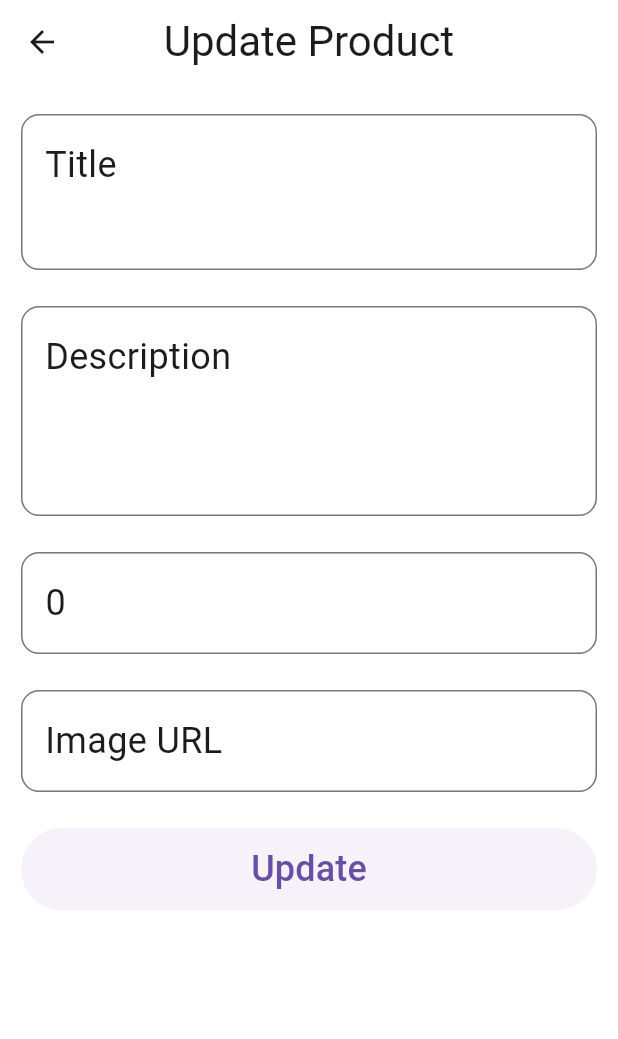
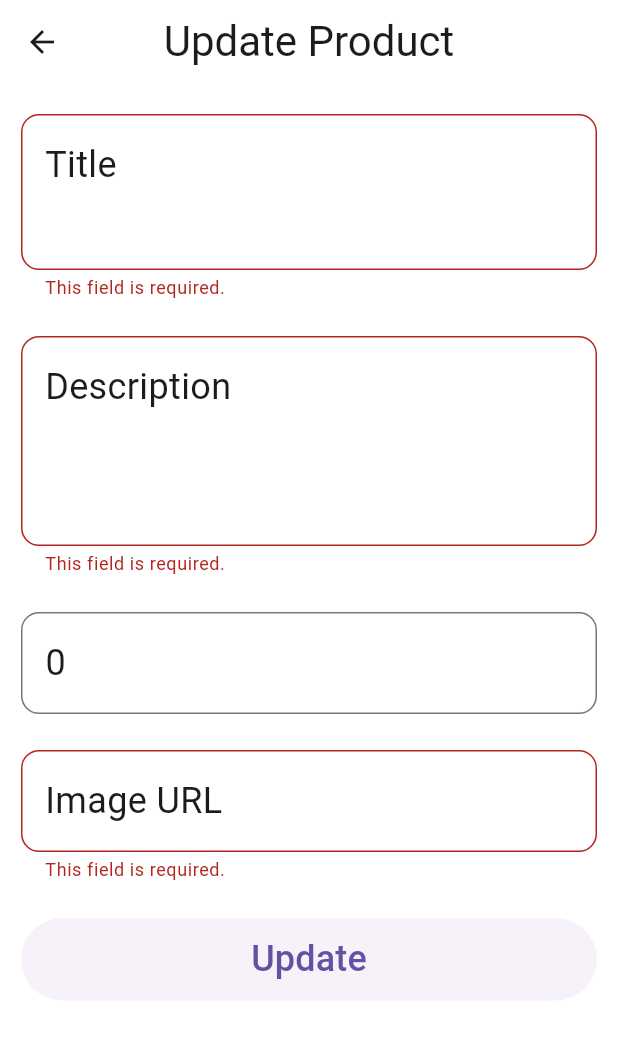
Before and after one commit to AhmedEzz999/simple_store, a Flutter app: the UpdateProductView screen opened directly with empty values, after a tap on "Update", on a phone screen of 412 x 824 dp. Shown: the top 1039 px of the screen. Run offline on Flutter 3.47's test engine with Material 3 defaults, Android fonts, the phone set to English and light mode, and no system bars; our stand-ins replace flutter_bloc; network calls fail.

Commit message:
Add Update Product Cubit

```diff
--- a/lib/cubits/update_product_cubit/update_product_cubit.dart
+++ b/lib/cubits/update_product_cubit/update_product_cubit.dart
@@ -1,7 +1,27 @@
 import 'package:flutter_bloc/flutter_bloc.dart';
+import 'package:simple_store/services/update_product_service.dart';
 
 part 'update_product_state.dart';
 
 class UpdateProductCubit extends Cubit<UpdateProductState> {
   UpdateProductCubit() : super(UpdateProductInitial());
+
+  Future<void> updateProduct({
+    required int id,
+    required String title,
+    required String price,
+    required String desc,
+    required String image,
+    required String category,
+  }) async {
+    await UpdateProductService().updateProduct(
+      id: id,
+      title: title,
+      price: price,
+      desc: desc,
+      image: image,
+      category: category,
+    );
+    emit(UpdateProductSuccess());
+  }
 }
--- a/lib/cubits/update_product_cubit/update_product_state.dart
+++ b/lib/cubits/update_product_cubit/update_product_state.dart
@@ -4,6 +4,4 @@ sealed class UpdateProductState {}
 
 final class UpdateProductInitial extends UpdateProductState {}
 
-final class UpdateProductLoading extends UpdateProductState {}
-
 final class UpdateProductSuccess extends UpdateProductState {}
--- a/lib/models/product_model.dart
+++ b/lib/models/product_model.dart
@@ -1,10 +1,10 @@
 class ProductModel {
   final int id;
-  final String title;
+  String title;
   num price;
-  final String description;
+  String description;
   final String category;
-  final String imageSource;
+  String imageSource;
   num rating;
   int ratingCount;
 
--- a/lib/services/add_product.dart
+++ b/lib/services/add_product_service.dart
@@ -1,7 +1,7 @@
 import 'package:simple_store/helper/api.dart';
 import 'package:simple_store/models/product_model.dart';
 
-class AddProduct {
+class AddProductService {
   final String baseUrl = 'https://fakestoreapi.com/products';
 
   Future<ProductModel> addNewProduct({
--- a/lib/widgets/custom_text_form_fields/description_form_field.dart
+++ b/lib/widgets/custom_text_form_fields/description_form_field.dart
@@ -2,11 +2,23 @@ import 'package:flutter/material.dart';
 
 class DescriptionFormField extends StatelessWidget {
   final String description;
-  const DescriptionFormField({super.key, required this.description});
+  final Function(String?)? onSaved;
+  const DescriptionFormField({
+    super.key,
+    required this.description,
+    required this.onSaved,
+  });
 
   @override
   Widget build(BuildContext context) {
     return TextFormField(
+      validator: (value) {
+        if (value == null || value.isEmpty) {
+          return 'This field is required.';
+        }
+        return null;
+      },
+      onSaved: onSaved,
       initialValue: description,
       maxLines: 3,
       style: const TextStyle(fontSize: 24),
--- a/lib/widgets/custom_text_form_fields/image_form_field.dart
+++ b/lib/widgets/custom_text_form_fields/image_form_field.dart
@@ -2,11 +2,19 @@ import 'package:flutter/material.dart';
 
 class ImageFormField extends StatelessWidget {
   final String imageSource;
-  const ImageFormField({super.key, required this.imageSource});
+  final Function(String?)? onSaved;
+  const ImageFormField({super.key, required this.imageSource, required this.onSaved});
 
   @override
   Widget build(BuildContext context) {
     return TextFormField(
+      validator: (value) {
+        if (value == null || value.isEmpty) {
+          return 'This field is required.';
+        }
+        return null;
+      },
+      onSaved: onSaved,
       initialValue: imageSource,
       maxLines: 1,
       style: const TextStyle(fontSize: 24),
--- a/lib/widgets/custom_text_form_fields/price_form_field.dart
+++ b/lib/widgets/custom_text_form_fields/price_form_field.dart
@@ -2,12 +2,20 @@ import 'package:flutter/material.dart';
 import 'package:flutter/services.dart';
 
 class PriceFormField extends StatelessWidget {
-  final num price;
-  const PriceFormField({super.key, required this.price});
+  final String price;
+  final Function(String?)? onSaved;
+  const PriceFormField({super.key, required this.price, required this.onSaved});
 
   @override
   Widget build(BuildContext context) {
     return TextFormField(
+      validator: (value) {
+        if (value == null || value.isEmpty) {
+          return 'This field is required.';
+        }
+        return null;
+      },
+      onSaved: onSaved,
       initialValue: price.toString(),
       maxLines: 1,
       keyboardType: const TextInputType.numberWithOptions(decimal: true),
--- a/lib/widgets/custom_text_form_fields/title_form_field.dart
+++ b/lib/widgets/custom_text_form_fields/title_form_field.dart
@@ -2,11 +2,19 @@ import 'package:flutter/material.dart';
 
 class TitleFormField extends StatelessWidget {
   final String title;
-  const TitleFormField({super.key, required this.title});
+  final Function(String?)? onSaved;
+  const TitleFormField({super.key, required this.title, required this.onSaved});
 
   @override
   Widget build(BuildContext context) {
     return TextFormField(
+      validator: (value) {
+        if (value == null || value.isEmpty) {
+          return 'This field is required.';
+        }
+        return null;
+      },
+      onSaved: onSaved,
       initialValue: title,
       maxLines: 2,
       style: const TextStyle(fontSize: 24),
--- a/lib/widgets/update_button.dart
+++ b/lib/widgets/update_button.dart
@@ -1,12 +1,13 @@
 import 'package:flutter/material.dart';
 
 class UpdateButton extends StatelessWidget {
-  const UpdateButton({super.key});
+  final void Function()? onPressed;
+  const UpdateButton({super.key, required this.onPressed});
 
   @override
   Widget build(BuildContext context) {
     return ElevatedButton(
-      onPressed: () {},
+      onPressed: onPressed,
       style: ElevatedButton.styleFrom(
         elevation: 0,
         fixedSize: Size(MediaQuery.of(context).size.width, 55),
--- a/lib/widgets/update_product_body.dart
+++ b/lib/widgets/update_product_body.dart
@@ -1,4 +1,6 @@
 import 'package:flutter/material.dart';
+import 'package:flutter_bloc/flutter_bloc.dart';
+import 'package:simple_store/cubits/update_product_cubit/update_product_cubit.dart';
 import 'package:simple_store/models/product_model.dart';
 import 'package:simple_store/widgets/custom_text_form_fields/description_form_field.dart';
 import 'package:simple_store/widgets/custom_text_form_fields/image_form_field.dart';
@@ -15,20 +17,57 @@ class UpdateProductBody extends StatefulWidget {
 }
 
 class _UpdateProductBodyState extends State<UpdateProductBody> {
+  final GlobalKey<FormState> _updateProductKey = GlobalKey();
+  late String title, price, desc, image;
   @override
   Widget build(BuildContext context) {
     return SingleChildScrollView(
       child: Form(
+        key: _updateProductKey,
         child: Padding(
           padding: const EdgeInsets.symmetric(horizontal: 14, vertical: 20),
           child: Column(
             spacing: 24,
             children: [
-              TitleFormField(title: widget.product.title),
-              DescriptionFormField(description: widget.product.description),
-              PriceFormField(price: widget.product.price),
-              ImageFormField(imageSource: widget.product.imageSource),
-              const UpdateButton(),
+              TitleFormField(
+                title: widget.product.title,
+                onSaved: (value) {
+                  title = value!;
+                },
+              ),
+              DescriptionFormField(
+                description: widget.product.description,
+                onSaved: (value) {
+                  desc = value!;
+                },
+              ),
+              PriceFormField(
+                price: widget.product.price.toString(),
+                onSaved: (value) {
+                  price = value!;
+                },
+              ),
+              ImageFormField(
+                imageSource: widget.product.imageSource,
+                onSaved: (value) {
+                  image = value!;
+                },
+              ),
+              UpdateButton(
+                onPressed: () {
+                  if (_updateProductKey.currentState!.validate()) {
+                    _updateProductKey.currentState!.save();
+                    context.read<UpdateProductCubit>().updateProduct(
+                      id: widget.product.id,
+                      title: title,
+                      price: price,
+                      desc: desc,
+                      image: image,
+                      category: widget.product.category,
+                    );
+                  }
+                },
+              ),
             ],
           ),
         ),
```
Also changed, not shown: lib/helper/api.dart (+3 -4 lines), lib/services/get_categories.dart (deleted, +0 -12 lines), lib/services/get_products.dart (deleted, +0 -15 lines), lib/services/get_products_service.dart (renamed from lib/services/get_products_by_category.dart, +3 -7 lines), lib/services/update_product_service.dart (renamed from lib/services/update_product.dart, +5 -8 lines), lib/views/update_product_view.dart (+20 -0 lines).
